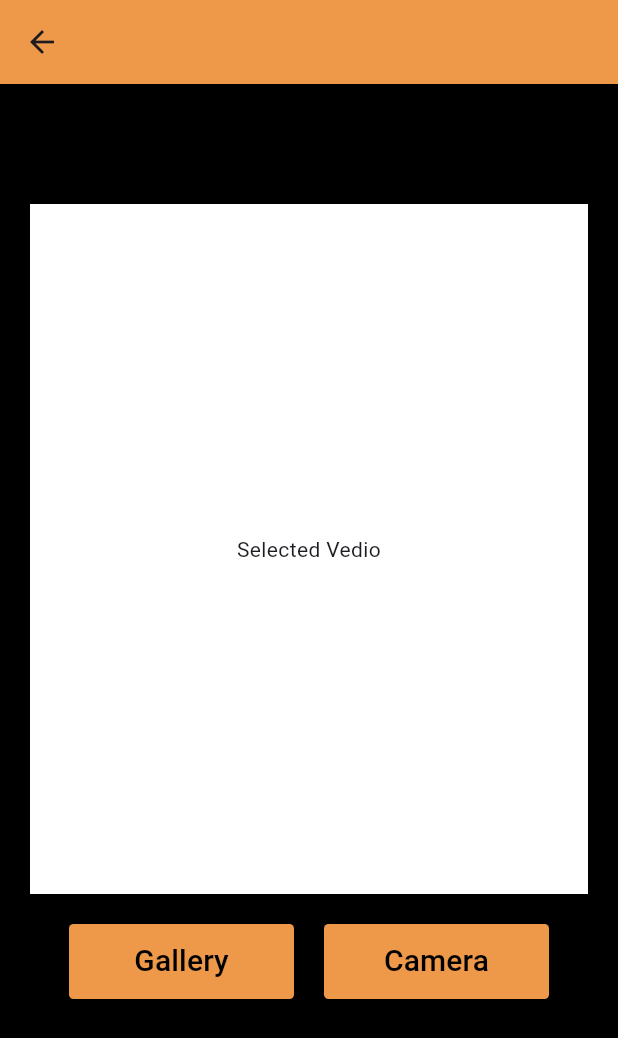
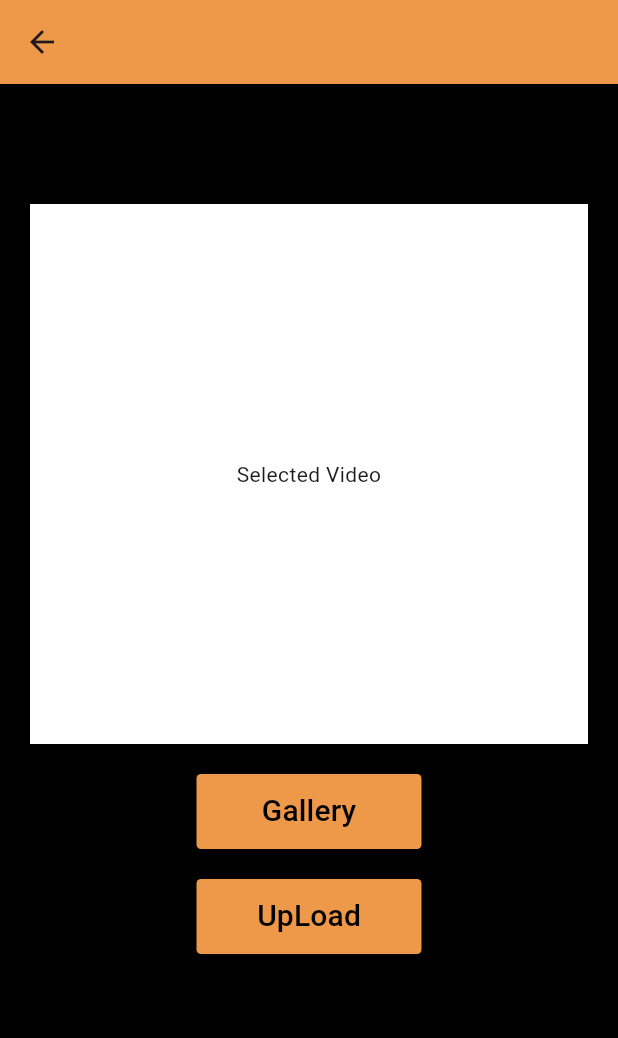
Before and after one commit to seunggihong/flutter-likeu, a Flutter app: the CameraView screen opened directly, on a phone screen of 412 x 824 dp. Shown: the top 1038 px of the screen. Run offline on Flutter 3.47's test engine with Material 3 defaults, Android fonts, the light colour scheme and no system bars; our stand-ins replace carousel_slider, flutter_expandable_fab, flutter_heatmap_calendar, hive_flutter, image_picker, modal_bottom_sheet; missing offline and left inert: mrx_charts; accounts and stored records are empty.

Commit message:
dev: upload data

```diff
--- a/lib/views/camera/camera_view.dart
+++ b/lib/views/camera/camera_view.dart
@@ -5,7 +5,9 @@ import 'package:flutter/material.dart';
 import 'package:flutter_likeu/extensions/space_exs.dart';
 // import 'package:flutter_likeu/utils/app_colors.dart';
 import 'package:flutter_likeu/views/camera/components/custom_button.dart';
+import 'package:flutter_likeu/views/camera/components/result_viewer.dart';
 import 'package:image_picker/image_picker.dart';
+import 'package:modal_bottom_sheet/modal_bottom_sheet.dart';
 // import 'package:modal_bottom_sheet/modal_bottom_sheet.dart';
 // import 'package:image_picker/image_picker.dart';
 
@@ -21,6 +23,16 @@ class _CameraViewState extends State<CameraView> {
   final picker = ImagePicker();
 
   get getImage => null;
+
+  // List<String> playerName = [
+  //   'Stephen Curry',
+  //   'Michael Jordan',
+  //   'LeBron James',
+  //   'Shaquille ONeal',
+  //   'Magic Johnson'
+  // ];
+
+  // String dropdownItem = 'Stephen Curry';
 
   @override
   Widget build(BuildContext context) {
@@ -43,7 +55,7 @@ class _CameraViewState extends State<CameraView> {
   /// Image Picker Loader
   Widget _loadPickerImageBox() {
     return SizedBox(
-      height: 500,
+      height: 400,
       child: Center(
         child: Container(
           width: double.infinity,
@@ -55,7 +67,7 @@ class _CameraViewState extends State<CameraView> {
           ),
           child: _image == null
               ? const Text(
-                  "Selected Vedio",
+                  "Selected Video",
                   textAlign: TextAlign.center,
                 )
               : Image.file(_image!),
@@ -66,7 +78,7 @@ class _CameraViewState extends State<CameraView> {
 
   /// Open Gallery Or Camera Button Widget.
   Widget _loadGalleryOrCameraButton() {
-    return Row(
+    return Column(
       mainAxisAlignment: MainAxisAlignment.center,
       children: [
         CustomButton(
@@ -77,17 +89,30 @@ class _CameraViewState extends State<CameraView> {
             setState(() {
               if (pickedImage != null) {
                 _image = File(pickedImage.path);
-              } else {
-                log("Not Picked Images");
               }
             });
           },
           buttonName: 'Gallery',
         ),
-        20.w,
+        20.h,
         CustomButton(
-          function: () {},
-          buttonName: 'Camera',
+          function: () {
+            log('UpLoad');
+            if (_image != null) {
+              Navigator.push(
+                context,
+                CupertinoModalBottomSheetRoute(
+                    builder: (e) => const ResultViewer(), expanded: false),
+              );
+            } else {
+              ScaffoldMessenger.of(context).showSnackBar(
+                const SnackBar(
+                  content: Text("Selected Video!"),
+                ),
+              );
+            }
+          },
+          buttonName: 'UpLoad',
         )
       ],
     );
--- a/lib/views/main/widget/chart_loader.dart
+++ b/lib/views/main/widget/chart_loader.dart
@@ -28,7 +28,7 @@ class UserGraphLoader extends StatelessWidget {
                     x: ChartAxisSettingsAxis(
                       frequency: 1,
                       max: DateTime.now().day.toDouble(),
-                      min: DateTime.now().day.toDouble() - 6,
+                      min: DateTime.now().day.toDouble() - 7,
                       textStyle: const TextStyle(
                         color: Colors.black,
                         fontWeight: FontWeight.bold,
--- a/pubspec.yaml
+++ b/pubspec.yaml
@@ -43,6 +43,7 @@ dependencies:
   # Hive Database
   hive: ^2.2.3
   hive_flutter: ^1.1.0
+  flutter_spinkit: ^5.2.1
 
 dev_dependencies:
   flutter_test:
```
Also changed, not shown: lib/views/camera/components/result_viewer.dart (added, +85 -0 lines), pubspec.lock.
